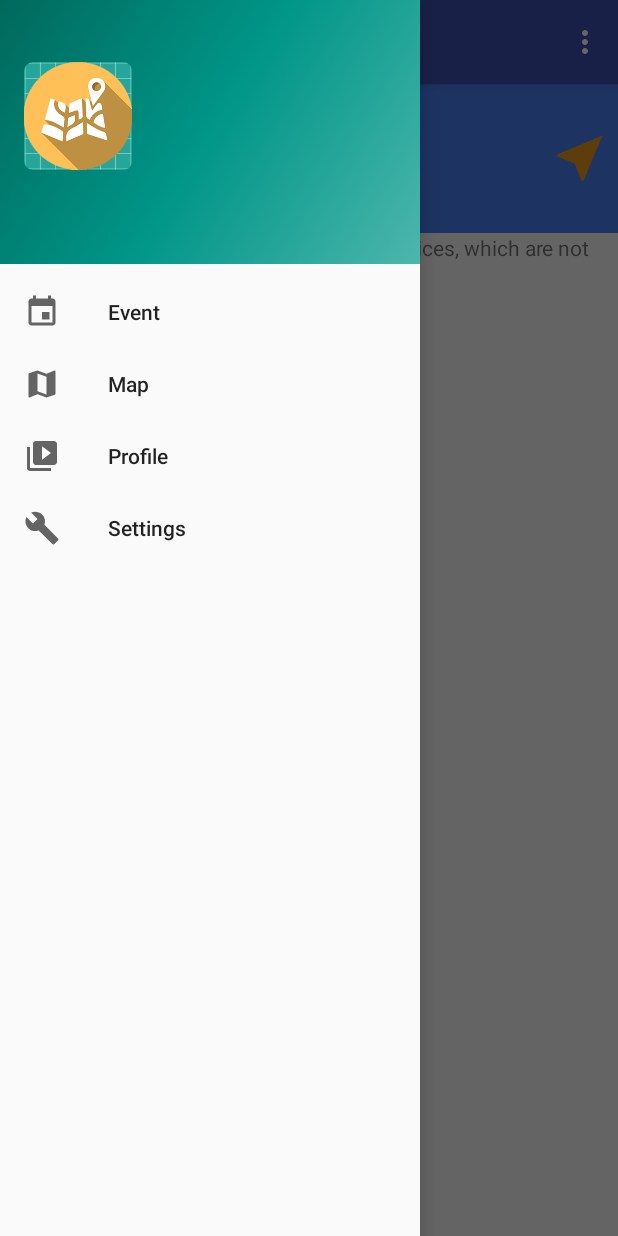
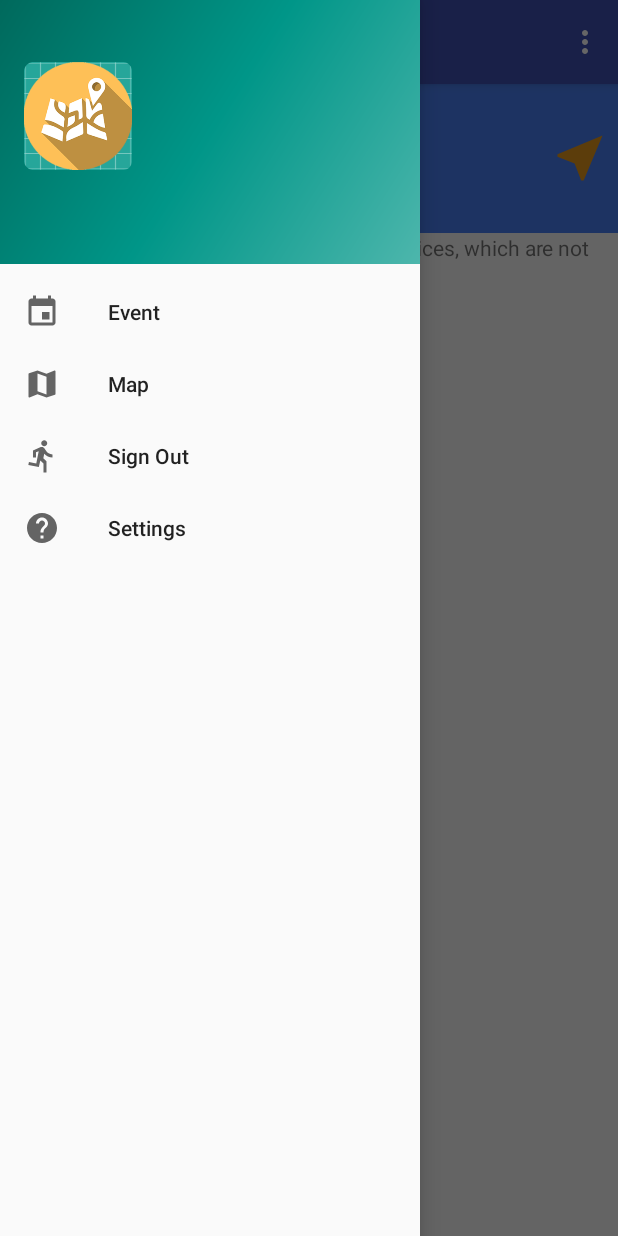
Before and after one commit to RuiTTTT/EventGPS, an Android app: the MapEventActivity screen opened directly, with no data from a screen before it, with the side drawer open, on a phone screen of 412 x 824 dp. Run offline under Robolectric (Android 15) with nearby library versions, the phone set to English and light mode, and no system bars; our stand-ins replace Firebase (no records; nobody signed in at launch, a user with empty details on screens opened directly); libraries missing offline, so code that uses them is left out: com.firebase.ui, com.google.maps.android, org.apache.commons; pictures from the network do not load; 4 statements that could not run were skipped.

Commit message:
Sign Out in ItemMenu

```diff
--- a/app/build.gradle
+++ b/app/build.gradle
@@ -41,5 +41,6 @@ dependencies {
     }
     annotationProcessor 'com.github.bumptech.glide:compiler:4.7.1'
     implementation "com.android.support:support-fragment:26.1.0"
+    implementation 'com.github.apl-devs:appintro:v4.2.3'
 }
 apply plugin: 'com.google.gms.google-services'
--- a/app/src/main/java/com/example/rui/eventgps/MapEventActivity.java
+++ b/app/src/main/java/com/example/rui/eventgps/MapEventActivity.java
@@ -1,6 +1,7 @@
 package com.example.rui.eventgps;
 
 
+import android.content.Intent;
 import android.content.pm.ActivityInfo;
 import android.net.Uri;
 import android.support.annotation.NonNull;
@@ -12,7 +13,6 @@ import android.support.v4.widget.DrawerLayout;
 import android.support.v7.app.ActionBarDrawerToggle;
 import android.support.v7.app.AppCompatActivity;
 import android.support.v7.widget.Toolbar;
-import android.view.LayoutInflater;
 import android.view.Menu;
 import android.view.MenuItem;
 import android.view.View;
@@ -28,12 +28,13 @@ import com.google.android.gms.tasks.Task;
 import com.google.firebase.auth.FirebaseAuth;
 import com.google.firebase.auth.FirebaseUser;
 
-import java.util.Arrays;
-
 public class MapEventActivity extends AppCompatActivity
         implements NavigationView.OnNavigationItemSelectedListener {
 
     private static final int RC_SIGN_IN = 123;
+    private ImageView userIcon;
+    private TextView userName;
+    private TextView userEmail;
 
     @Override
     protected void onCreate(Bundle savedInstanceState) {
@@ -72,9 +73,9 @@ public class MapEventActivity extends AppCompatActivity
         navigationView.removeHeaderView(navigationView.getHeaderView(0));
         View mView =  navigationView.inflateHeaderView(R.layout.nav_header_map_event);
 //        View header = LayoutInflater.from(this).inflate(R.layout.nav_header_map_event, null);
-        ImageView userIcon = (ImageView) mView.findViewById(R.id.nav_imageView);
-        TextView userName = (TextView) mView.findViewById(R.id.nav_user_name);
-        TextView userEmail = (TextView) mView.findViewById(R.id.nav_user_email);
+        userIcon = (ImageView) mView.findViewById(R.id.nav_imageView);
+        userName = (TextView) mView.findViewById(R.id.nav_user_name);
+        userEmail = (TextView) mView.findViewById(R.id.nav_user_email);
 
         FirebaseUser user = FirebaseAuth.getInstance().getCurrentUser();
         if (user != null) {
@@ -153,8 +154,11 @@ public class MapEventActivity extends AppCompatActivity
             fragmentTransaction.replace(R.id.fragment_container, mMapFragment);
             fragmentTransaction.commit();
 
-        } else if (id == R.id.nav_profile) {
-
+        } else if (id == R.id.nav_sign) {
+            item.setCheckable(false);
+            if(item.getTitle() == "Sign In") {
+                startActivity(new Intent(this, LoginActivity.class));
+            } else {
                 AuthUI.getInstance()
                         .signOut(this)
                         .addOnCompleteListener(new OnCompleteListener<Void>() {
@@ -163,6 +167,14 @@ public class MapEventActivity extends AppCompatActivity
                                 Toast.makeText(getBaseContext(), "Successfully Sign Out", Toast.LENGTH_SHORT).show();
                             }
                         });
+                userName.setText("User Name");
+                userEmail.setText("user.name@eventgps.com");
+                userIcon.setImageResource(R.mipmap.ic_launcher_round);
+                item.setTitle("Sign In");
+            }
+
+
+
 
         } else if (id == R.id.nav_manage) {
 
--- /dev/null
+++ b/app/src/main/res/drawable/ic_directions_run_black_24dp.xml
@@ -0,0 +1,9 @@
+<vector xmlns:android="http://schemas.android.com/apk/res/android"
+        android:width="24dp"
+        android:height="24dp"
+        android:viewportWidth="24.0"
+        android:viewportHeight="24.0">
+    <path
+        android:fillColor="#FF000000"
+        android:pathData="M13.49,5.48c1.1,0 2,-0.9 2,-2s-0.9,-2 -2,-2 -2,0.9 -2,2 0.9,2 2,2zM9.89,19.38l1,-4.4 2.1,2v6h2v-7.5l-2.1,-2 0.6,-3c1.3,1.5 3.3,2.5 5.5,2.5v-2c-1.9,0 -3.5,-1 -4.3,-2.4l-1,-1.6c-0.4,-0.6 -1,-1 -1.7,-1 -0.3,0 -0.5,0.1 -0.8,0.1l-5.2,2.2v4.7h2v-3.4l1.8,-0.7 -1.6,8.1 -4.9,-1 -0.4,2 7,1.4z"/>
+</vector>
--- /dev/null
+++ b/app/src/main/res/drawable/ic_help_black_24dp.xml
@@ -0,0 +1,9 @@
+<vector xmlns:android="http://schemas.android.com/apk/res/android"
+        android:width="24dp"
+        android:height="24dp"
+        android:viewportWidth="24.0"
+        android:viewportHeight="24.0">
+    <path
+        android:fillColor="#FF000000"
+        android:pathData="M12,2C6.48,2 2,6.48 2,12s4.48,10 10,10 10,-4.48 10,-10S17.52,2 12,2zM13,19h-2v-2h2v2zM15.07,11.25l-0.9,0.92C13.45,12.9 13,13.5 13,15h-2v-0.5c0,-1.1 0.45,-2.1 1.17,-2.83l1.24,-1.26c0.37,-0.36 0.59,-0.86 0.59,-1.41 0,-1.1 -0.9,-2 -2,-2s-2,0.9 -2,2L8,9c0,-2.21 1.79,-4 4,-4s4,1.79 4,4c0,0.88 -0.36,1.68 -0.93,2.25z"/>
+</vector>
--- a/app/src/main/res/menu/activity_map_event_drawer.xml
+++ b/app/src/main/res/menu/activity_map_event_drawer.xml
@@ -13,12 +13,12 @@
             android:icon="@drawable/ic_map_black_24dp"
             android:title="Map" />
         <item
-            android:id="@+id/nav_profile"
-            android:icon="@drawable/ic_menu_slideshow"
-            android:title="Profile" />
+            android:id="@+id/nav_sign"
+            android:icon="@drawable/ic_directions_run_black_24dp"
+            android:title="Sign Out" />
         <item
             android:id="@+id/nav_manage"
-            android:icon="@drawable/ic_menu_manage"
+            android:icon="@drawable/ic_help_black_24dp"
             android:title="Settings" />
     </group>
 
```
Also changed, not shown: app/src/main/java/com/example/rui/eventgps/LoginActivity.java (line endings or trailing spaces). Lines whose indentation alone changed are shown as unchanged.
